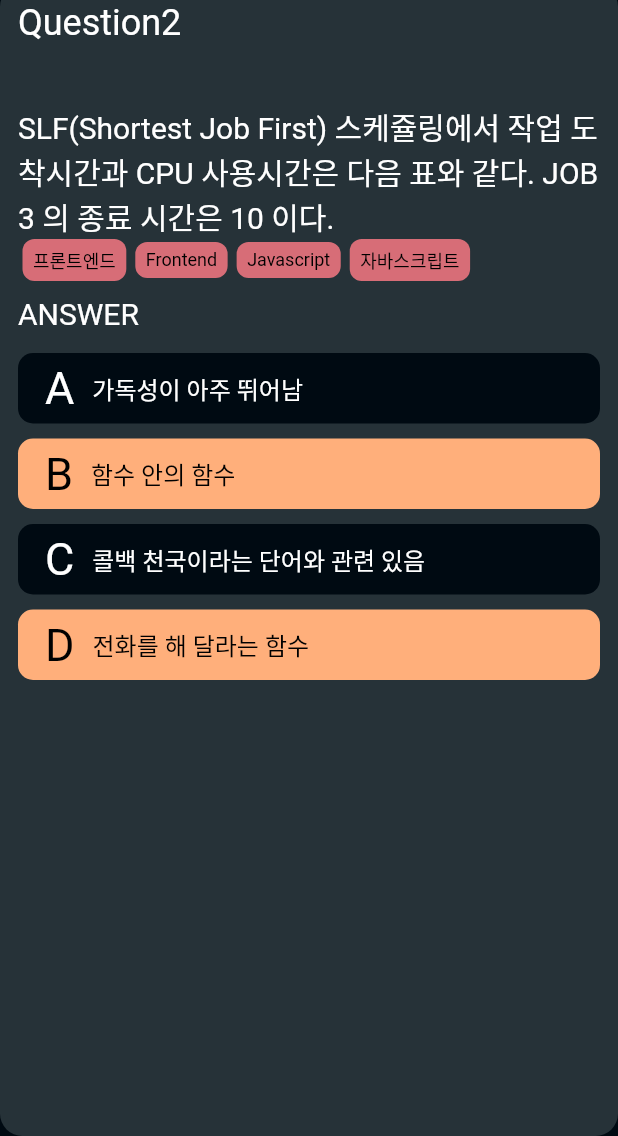
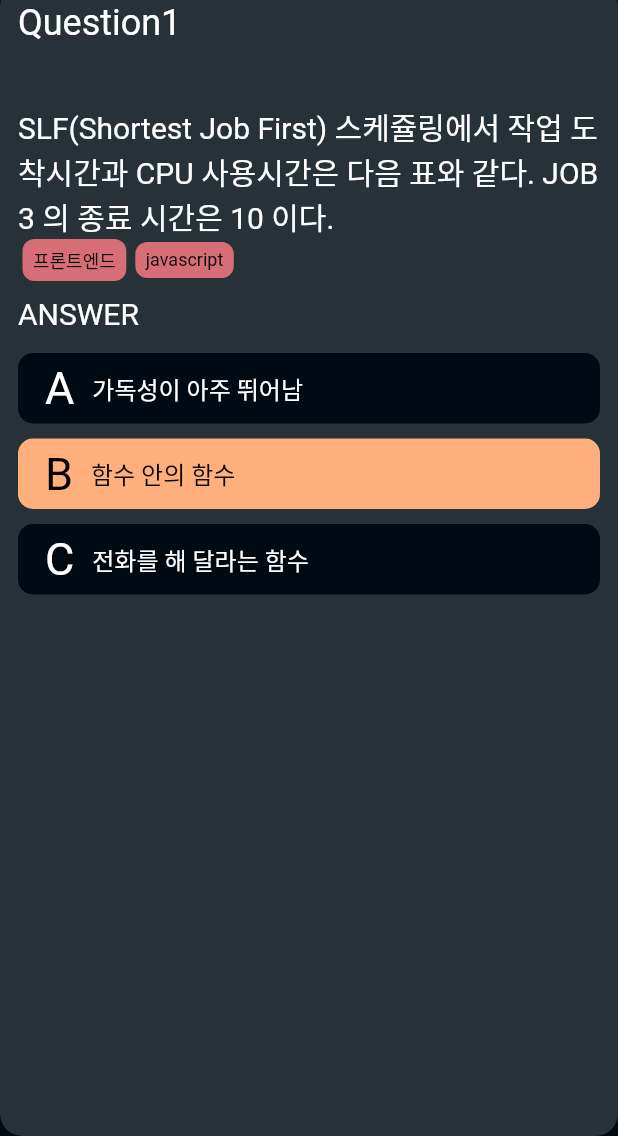
Before and after one commit to chlee1252/cosc, a Flutter app: the screen it shows after launch, on a phone screen of 412 x 824 dp, the part 100-1236 px from its top. Run offline on Flutter 3.47's test engine with Material 2 defaults, Android fonts, the phone set to English and light mode, and no system bars; drawn by our look-alikes of card_swiper; our stand-ins replace flutter_calendar_carousel, get, google_fonts, lottie, percent_indicator, yaml; Roboto replaces fonts that are missing (Courgette).

Commit message:
refactor | prop 전달해서 문제 렌더링

```diff
--- a/lib/main.dart
+++ b/lib/main.dart
@@ -31,7 +31,7 @@ class MyApp extends StatelessWidget {
         GetPage(name: '/settings', page: () => const SettingScreen()),
         GetPage(name: '/calendar', page: () => const CalendarScreen()),
         GetPage(name: '/category', page: () => const CategoryScreen()),
-        GetPage(name: '/quiz', page: () => const QuizScreen()),
+        GetPage(name: '/quiz', page: () => QuizScreen()),
       ],
     );
   }
--- a/lib/screen/quiz/components/answer.dart
+++ b/lib/screen/quiz/components/answer.dart
@@ -3,17 +3,13 @@ import 'package:cosc/screen/quiz/components/answer_ox.dart';
 import 'package:flutter/material.dart';
 
 class Answer extends StatelessWidget {
+  final String type;
+  final List<String>? choices;
   Answer({
     Key? key,
+    required this.type,
+    this.choices,
   }) : super(key: key);
-
-  /// quiz_screen 에서 부터 prop drill 해야 할까??
-  final List<String> choices = [
-    "가독성이 아주 뛰어남",
-    "함수 안의 함수",
-    "콜백 천국이라는 단어와 관련 있음",
-    "전화를 해 달라는 함수"
-  ];
 
   @override
   Widget build(BuildContext context) {
@@ -26,9 +22,7 @@ class Answer extends StatelessWidget {
         /**
          * Onclick Event 추가 필요
          * */
-        // 문제 타입에 따라 다른 컴포넌트 주입 (컴포넌트 명도 변경 필요)
-        // BuildAnswer(type: "OX")
-        BuildAnswer(type: "MULTI", choices: choices)
+        BuildAnswer(type: type, choices: choices)
       ],
     );
   }
--- a/lib/screen/quiz/components/question.dart
+++ b/lib/screen/quiz/components/question.dart
@@ -1,3 +1,5 @@
+import 'dart:core';
+
 import 'package:cosc/constants/constants.dart';
 import 'package:cosc/screen/quiz/components/answer.dart';
 import 'package:cosc/screen/quiz/components/question_content.dart';
@@ -5,7 +7,18 @@ import 'package:cosc/screen/quiz/components/tag_list.dart';
 import 'package:flutter/material.dart';
 
 class Question extends StatelessWidget {
-  const Question({Key? key}) : super(key: key);
+  final String title;
+  final List<String> taglist;
+  final String type;
+  final List<String>? choices;
+
+  const Question({
+    Key? key,
+    required this.title,
+    required this.taglist,
+    required this.type,
+    this.choices
+  }) : super(key: key);
 
   @override
   Widget build(BuildContext context) {
@@ -18,15 +31,15 @@ class Question extends StatelessWidget {
         child: Column(
           crossAxisAlignment: CrossAxisAlignment.start,
           children: [
-            const Padding(
+            Padding(
               padding: EdgeInsets.only(bottom: 40),
-              child: Text("Question2",style: TextStyle(color: Colors.white, fontSize: 24),),
+              child: Text(title ,style: TextStyle(color: Colors.white, fontSize: 24),),
             ),
             Column(
               children:  [
                 const QuestionContent(),
-                const TagList(),
-                Answer(),
+                TagList(tagNameList: taglist,),
+                Answer(type: type, choices: choices),
               ],
             )
           ],
--- a/lib/screen/quiz/components/tag_list.dart
+++ b/lib/screen/quiz/components/tag_list.dart
@@ -3,7 +3,9 @@ import 'package:cosc/constants/constants.dart';
 import 'package:flutter/material.dart';
 
 class TagList extends StatelessWidget {
-  const TagList({Key? key}) : super(key: key);
+  final List<String> tagNameList;
+
+  const TagList({Key? key, required this.tagNameList}) : super(key: key);
   Tag buildTag(text) {
     return Tag(
       tagBackgroundColor: secondPointColor,
@@ -20,12 +22,7 @@ class TagList extends StatelessWidget {
   @override
   Widget build(BuildContext context) {
     return Row(
-      children: [
-        buildTag("프론트엔드"),
-        buildTag("Frontend"),
-        buildTag("Javascript"),
-        buildTag("자바스크립트"),
-      ],
+      children: this.tagNameList.map<Tag>((tag) => buildTag(tag)).toList()
     );
   }
 
--- a/lib/screen/quiz/quiz_sceen.dart
+++ b/lib/screen/quiz/quiz_sceen.dart
@@ -1,23 +1,21 @@
-import 'package:cosc/screen/quiz/components/question.dart';
+import 'package:cosc/service/quiz/QuizController.dart';
 import 'package:cosc/widget/cosc_appbar.dart';
 import 'package:flutter/material.dart';
-// import 'package:flutter_swiper/flutter_swiper.dart';
 import 'package:card_swiper/card_swiper.dart';
+import 'package:get/get.dart';
 
 class QuizScreen extends StatelessWidget {
-  const QuizScreen({Key? key}) : super(key: key);
-  static const QuestionList = [
-    Question(),
-    Question(),
-    Question(),
-  ];
+  QuizScreen({Key? key}) : super(key: key);
+
+  final QuizController _quizController = Get.put(QuizController());
+
   @override
   Widget build(BuildContext context) {
     return Scaffold(
         appBar: CoscAppBar(),
         body: Swiper(
             itemBuilder: (BuildContext context,int index){
-              return QuestionList[index];
+              return _quizController.QuestionList[index];
             },
             itemCount: 3,
             layout: SwiperLayout.TINDER,
@@ -28,11 +26,4 @@ class QuizScreen extends StatelessWidget {
           )
     );
   }
-
-  // child: Swiper(
-  // itemBuilder: (BuildContext context,int index){
-  // return Question();
-  // },
-  // itemCount: 1,
-  // ),
 }
--- /dev/null
+++ b/lib/service/quiz/QuizController.dart
@@ -0,0 +1,34 @@
+import 'package:cosc/screen/quiz/components/question.dart';
+import 'package:get/get.dart';
+
+class QuizController extends GetxController {
+
+  List<Question> QuestionList = const [
+    Question(
+        title: 'Question1',
+        taglist: ['프론트엔드','javascript'],
+        type: 'MULTI',
+        choices: [
+          "가독성이 아주 뛰어남",
+          "함수 안의 함수",
+          "전화를 해 달라는 함수"
+        ]
+    ),
+    Question(
+        title: 'Question2',
+        taglist: ['typescript'],
+        type: 'MULTI',
+        choices: [
+          "가독성이 아주 뛰어남",
+          "함수 안의 함수",
+          "콜백 천국이라는 단어와 관련 있음",
+          "전화를 해 달라는 함수"
+        ]
+    ),
+    Question(
+        title: 'Question3',
+        taglist: ['백엔드'],
+        type: 'OX'
+    ),
+  ];
+}
```
